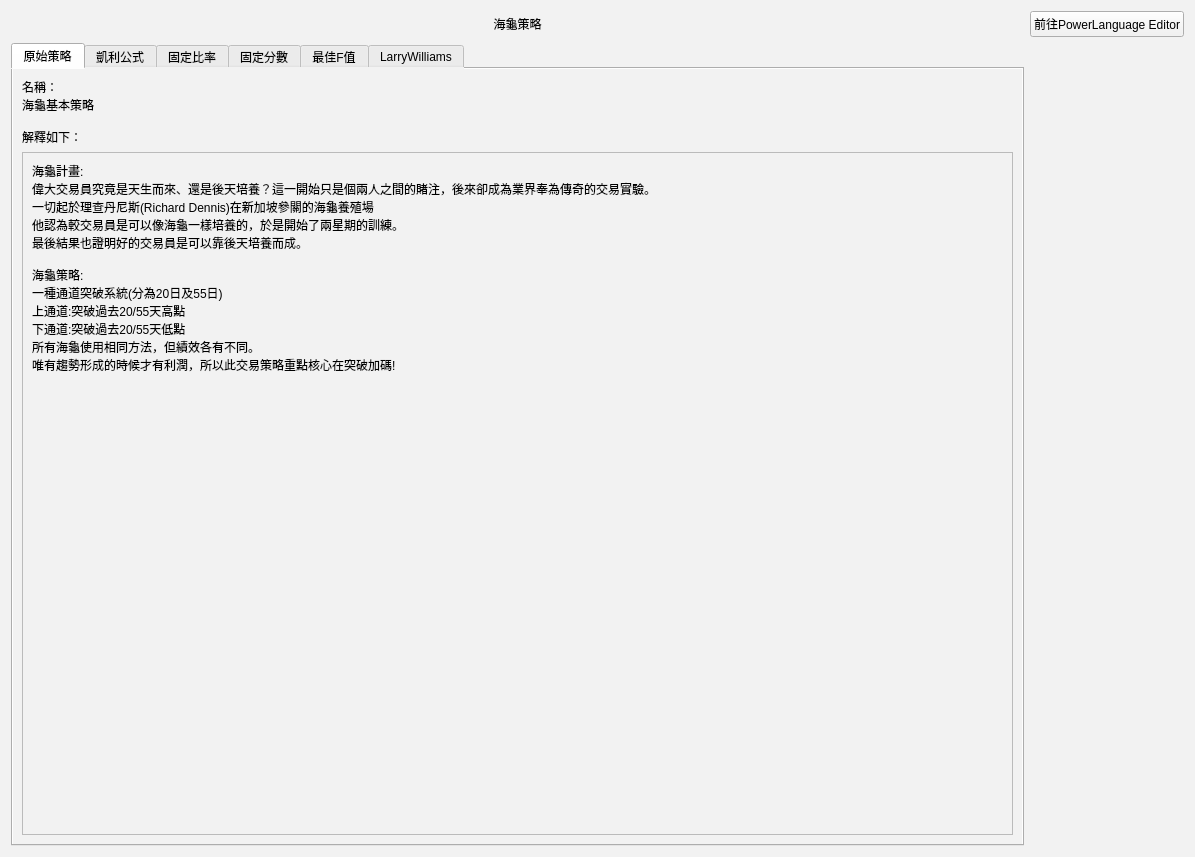
allen93075/Winner, file Turtle30k_Strategies_UI.ui: the form before one commit.
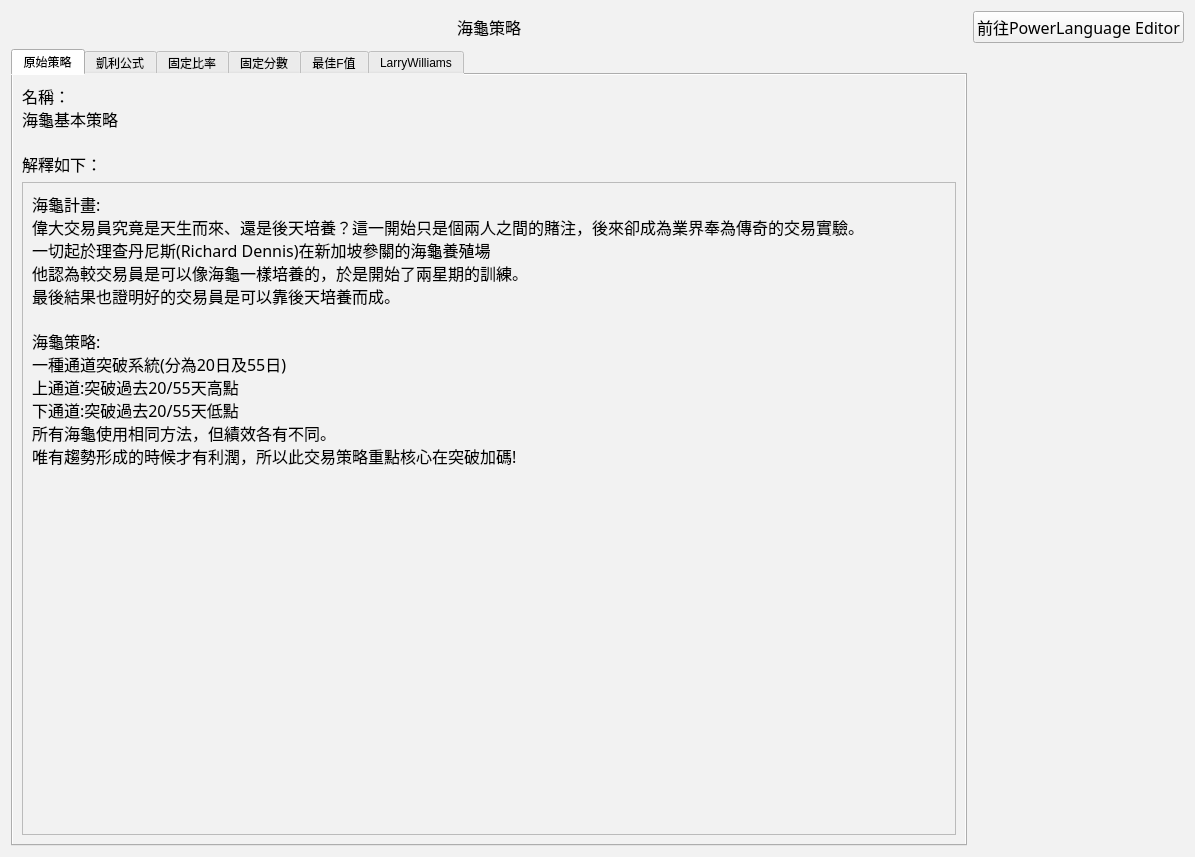
The form after the commit.

Commit message: font changed to 微軟正黑體

```diff
--- a/Turtle30k_Strategies_UI.ui
+++ b/Turtle30k_Strategies_UI.ui
@@ -19,6 +19,12 @@
   <layout class="QGridLayout" name="gridLayout">
    <item row="0" column="1">
     <widget class="QPushButton" name="pushButton">
+      <property name="font">
+       <font>
+        <family>微軟正黑體</family>
+        <pointsize>12</pointsize>
+       </font>
+      </property>
      <property name="text">
       <string>前往PowerLanguage Editor</string>
      </property>
@@ -26,6 +32,12 @@
    </item>
    <item row="0" column="0">
     <widget class="QLabel" name="label_2">
+      <property name="font">
+       <font>
+        <family>微軟正黑體</family>
+        <pointsize>12</pointsize>
+       </font>
+      </property>
      <property name="text">
       <string>海龜策略</string>
     </property>
@@ -46,12 +58,24 @@
      <bool>false</bool>
     </property>
     <widget class="QWidget" name="tab">
+      <property name="font">
+       <font>
+        <family>微軟正黑體</family>
+        <pointsize>12</pointsize>
+       </font>
+      </property>
      <attribute name="title">
       <string>原始策略</string>
      </attribute>
      <layout class="QGridLayout" name="gridLayout_2">
       <item row="0" column="0">
        <widget class="QLabel" name="label">
+         <property name="font">
+          <font>
+           <family>微軟正黑體</family>
+           <pointsize>12</pointsize>
+          </font>
+         </property>
         <property name="text">
          <string>名稱：
 海龜基本策略
@@ -80,6 +104,12 @@
           <layout class="QGridLayout" name="gridLayout_7">
            <item row="0" column="0">
             <widget class="QLabel" name="label_9">
+              <property name="font">
+               <font>
+                <family>微軟正黑體</family>
+                <pointsize>12</pointsize>
+               </font>
+              </property>
              <property name="text">
               <string>海龜計畫:
 偉大交易員究竟是天生而來、還是後天培養？這一開始只是個兩人之間的賭注，後來卻成為業界奉為傳奇的交易實驗。
```
Left out of the diff: 90 changed lines with no effect on the pictures. The commit also changes 11 other files.
